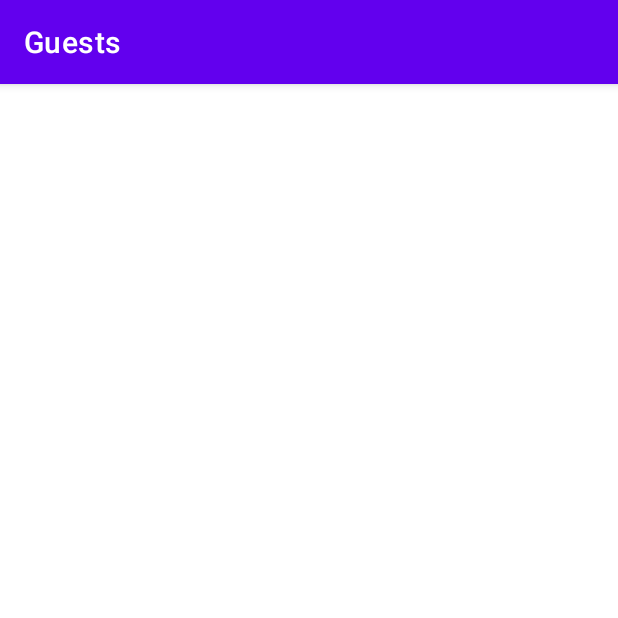
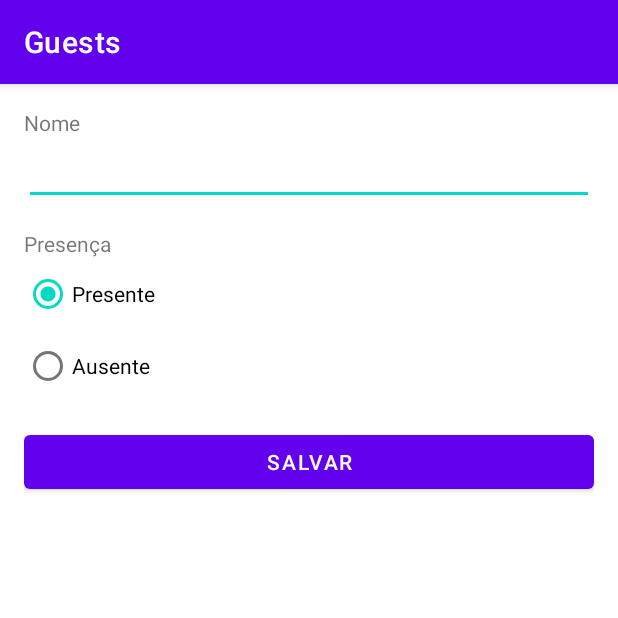
Before and after one commit to PedroHSiqueira/App_Guests, an Android app: the GuestFormActivity screen opened directly, with no data from a screen before it, on a phone screen of 412 x 824 dp, the top half of it. Run offline under Robolectric (Android 15) with nearby library versions, the phone set to English and light mode, and no system bars.

Commit message:
Little Layout changes and Set the Viewmodels

```diff
--- a/app/src/main/java/com/example/guests/GuestFormActivity.kt
+++ b/app/src/main/java/com/example/guests/GuestFormActivity.kt
@@ -2,10 +2,31 @@ package com.example.guests
 
 import androidx.appcompat.app.AppCompatActivity
 import android.os.Bundle
+import android.view.View
+import androidx.lifecycle.ViewModelProvider
+import com.example.guests.databinding.ActivityGuestFormBinding
 
-class GuestFormActivity : AppCompatActivity() {
+class GuestFormActivity : AppCompatActivity(), View.OnClickListener {
+
+    private lateinit var binding: ActivityGuestFormBinding
+    private lateinit var viewModel: GuestFormViewModel
     override fun onCreate(savedInstanceState: Bundle?) {
         super.onCreate(savedInstanceState)
-        setContentView(R.layout.activity_guest_form)
+        binding = ActivityGuestFormBinding.inflate(layoutInflater)
+        setContentView(binding.root)
+
+        //Quando a activity é encerrada a viewmodel irá junto
+        viewModel = ViewModelProvider(this).get(GuestFormViewModel::class.java)
+
+        binding.buttonSave.setOnClickListener(this)
+
+        //O Presente já virá marcado como inicial
+        binding.radioPresent.isChecked = true
+    }
+
+    override fun onClick(v: View?) {
+        if (v!!.id == R.id.button_save) {
+
+        }
     }
 }
--- /dev/null
+++ b/app/src/main/java/com/example/guests/GuestFormViewModel.kt
@@ -0,0 +1,7 @@
+package com.example.guests
+
+import androidx.lifecycle.ViewModel
+
+class GuestFormViewModel: ViewModel() {
+
+}
--- a/app/src/main/java/com/example/guests/MainActivity.kt
+++ b/app/src/main/java/com/example/guests/MainActivity.kt
@@ -25,8 +25,8 @@ class MainActivity : AppCompatActivity() {
 
         setSupportActionBar(binding.appBarMain.toolbar)
 
+        //Fazendo o Botão flutuante iniciar a activity
         binding.appBarMain.fab.setOnClickListener { view ->
-
             //Start na Activity GuestFormActivity
             startActivity(Intent(applicationContext, GuestFormActivity::class.java))
         }
--- a/app/src/main/res/layout/activity_guest_form.xml
+++ b/app/src/main/res/layout/activity_guest_form.xml
@@ -4,6 +4,64 @@
     xmlns:tools="http://schemas.android.com/tools"
     android:layout_width="match_parent"
     android:layout_height="match_parent"
+    android:padding="16dp"
     tools:context=".GuestFormActivity">
 
+    <TextView
+        android:id="@+id/text_name"
+        android:layout_width="0dp"
+        android:layout_height="wrap_content"
+        android:text="Nome"
+        app:layout_constraintEnd_toEndOf="parent"
+        app:layout_constraintStart_toStartOf="parent"
+        app:layout_constraintTop_toTopOf="parent" />
+
+    <EditText
+        android:id="@+id/edit_name"
+        android:layout_width="0dp"
+        android:layout_height="wrap_content"
+        app:layout_constraintEnd_toEndOf="parent"
+        app:layout_constraintStart_toStartOf="parent"
+        app:layout_constraintTop_toBottomOf="@id/text_name" />
+
+    <TextView
+        android:id="@+id/text_present"
+        android:layout_width="0dp"
+        android:layout_height="wrap_content"
+        android:layout_marginTop="16dp"
+        android:text="Presença"
+        app:layout_constraintEnd_toEndOf="parent"
+        app:layout_constraintStart_toStartOf="parent"
+        app:layout_constraintTop_toBottomOf="@id/edit_name" />
+
+    <RadioGroup
+        android:id="@+id/radio_confirmation"
+        android:layout_width="wrap_content"
+        android:layout_height="wrap_content"
+        app:layout_constraintStart_toStartOf="parent"
+        app:layout_constraintTop_toBottomOf="@id/text_present">
+
+        <RadioButton
+            android:id="@+id/radio_present"
+            android:layout_width="wrap_content"
+            android:layout_height="wrap_content"
+            android:text="Presente" />
+
+        <RadioButton
+            android:id="@+id/radio_absent"
+            android:layout_width="wrap_content"
+            android:layout_height="wrap_content"
+            android:text="Ausente" />
+    </RadioGroup>
+
+    <Button
+        android:id="@+id/button_save"
+        android:layout_width="0dp"
+        android:layout_height="wrap_content"
+        android:layout_marginTop="16dp"
+        android:text="Salvar"
+        app:layout_constraintEnd_toEndOf="parent"
+        app:layout_constraintStart_toStartOf="parent"
+        app:layout_constraintTop_toBottomOf="@id/radio_confirmation" />
+
 </androidx.constraintlayout.widget.ConstraintLayout>
```
